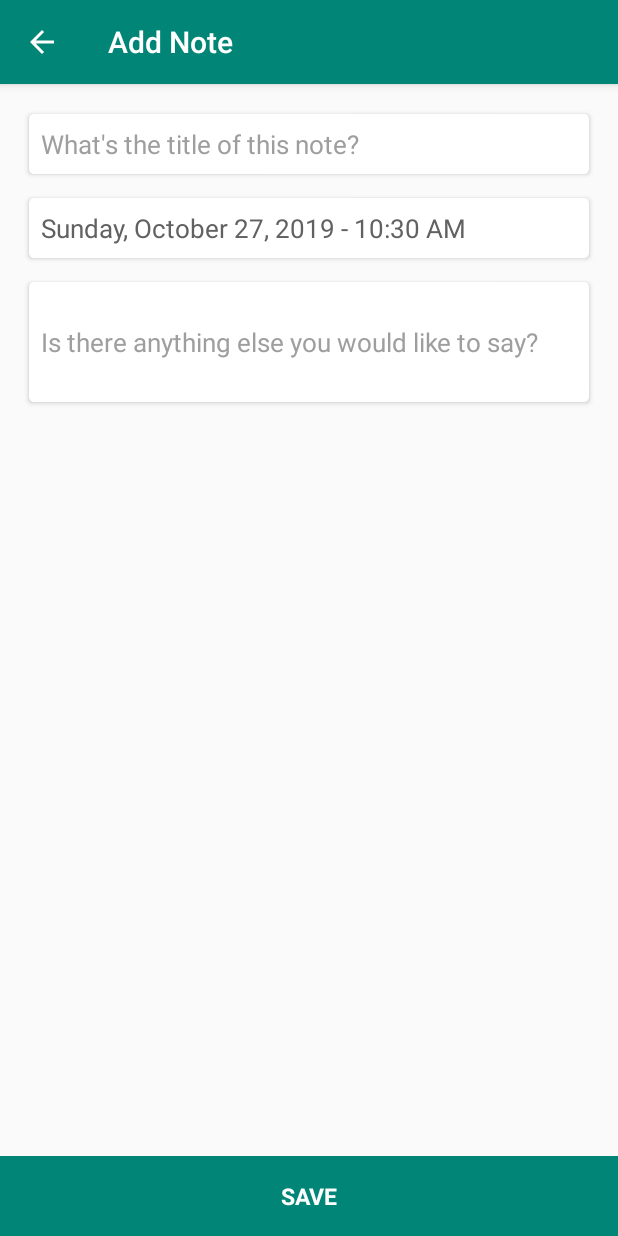
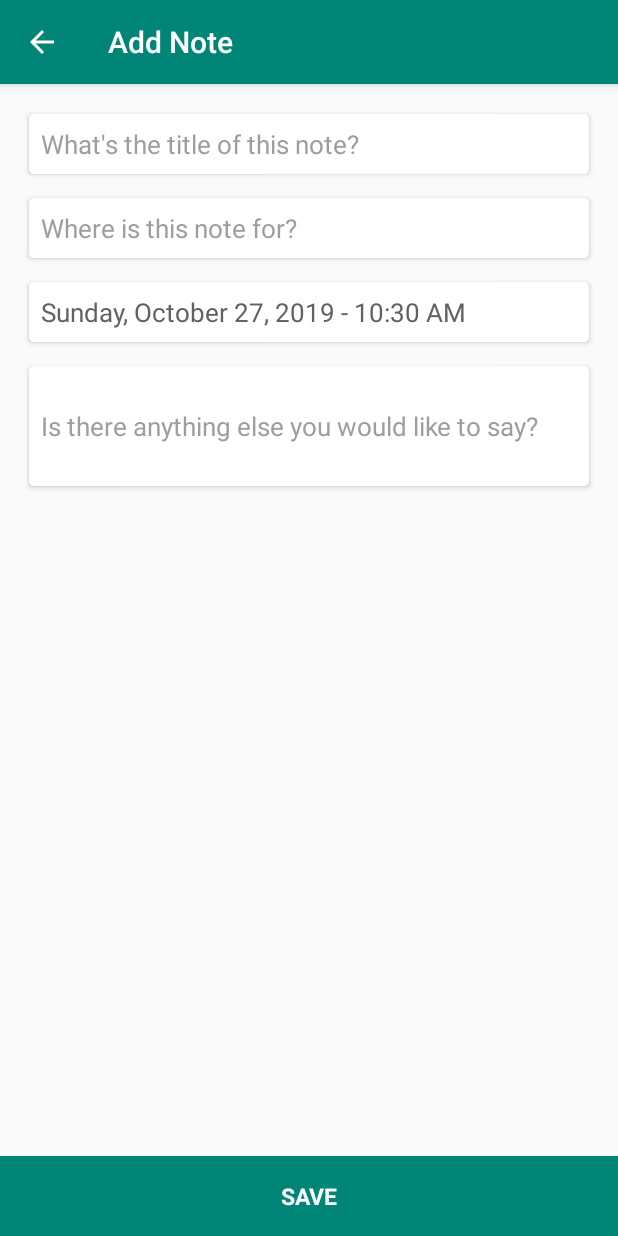
Before and after one commit to Gear61/Travel-Buddy, an Android app: the AddNoteActivity screen opened directly, with no data from a screen before it, on a phone screen of 412 x 824 dp. Run offline under Robolectric (Android 15) with nearby library versions, the phone set to English and light mode, and no system bars; our stand-ins replace ButterKnife.

Commit message:
Location picker shell

```diff
--- a/app/src/main/java/com/randomappsinc/travelbuddy/addnote/AddNoteActivity.java
+++ b/app/src/main/java/com/randomappsinc/travelbuddy/addnote/AddNoteActivity.java
@@ -40,7 +40,12 @@ public class AddNoteActivity extends StandardActivity implements DateTimeAdder.L
         dateTimeText.setText(TimeUtil.getDefaultTimeText(chosenTime, timeZone));
     }
 
-    @OnClick(R.id.date_text)
+    @OnClick(R.id.add_location_section)
+    public void selectLocation() {
+        // TODO: Open the location picker activity here!!!
+    }
+
+    @OnClick(R.id.date_picker_section)
     public void selectDate() {
         dateTimeAdder.show(chosenTime);
     }
@@ -49,6 +54,7 @@ public class AddNoteActivity extends StandardActivity implements DateTimeAdder.L
     public void onDateTimeChosen(long timeChosen) {
         chosenTime = timeChosen;
         dateTimeText.setText(TimeUtil.getDefaultTimeText(chosenTime, timeZone));
+        UIUtil.showShortToast(R.string.time_set_success, this);
     }
 
     @OnClick(R.id.save)
--- a/app/src/main/res/layout/add_note_activity.xml
+++ b/app/src/main/res/layout/add_note_activity.xml
@@ -43,6 +43,18 @@
             </androidx.cardview.widget.CardView>
 
             <androidx.cardview.widget.CardView
+                android:id="@+id/add_location_section"
+                android:layout_marginTop="8dp"
+                style="@style/card_view">
+
+                <TextView
+                    android:id="@+id/location_text"
+                    android:hint="@string/note_location_hint"
+                    style="@style/form_input"
+                    />
+            </androidx.cardview.widget.CardView>
+
+            <androidx.cardview.widget.CardView
                 android:id="@+id/date_picker_section"
                 android:layout_marginTop="8dp"
                 style="@style/card_view">
@@ -54,7 +66,6 @@
             </androidx.cardview.widget.CardView>
 
             <androidx.cardview.widget.CardView
-                android:id="@+id/note_description_section"
                 android:layout_marginTop="8dp"
                 style="@style/card_view"
                 >
--- a/app/src/main/res/values/add_note_strings.xml
+++ b/app/src/main/res/values/add_note_strings.xml
@@ -4,7 +4,9 @@
     <string name="save">Save</string>
 
     <string name="note_title_hint">What\'s the title of this note?</string>
+    <string name="note_location_hint">Where is this note for?</string>
     <string name="note_description_hint">Is there anything else you would like to say?</string>
 
+    <string name="time_set_success">Successfully updated the time!</string>
     <string name="empty_title_error">Please enter in a title.</string>
 </resources>
```
Also changed, not shown: app/src/main/AndroidManifest.xml (+13 -1 lines), app/src/main/java/com/randomappsinc/travelbuddy/home/NotesAdapter.java (+7 -0 lines), app/src/main/java/com/randomappsinc/travelbuddy/location/LocationPickerActivity.java (added, +189 -0 lines), app/src/main/res/layout/note_cell.xml (+18 -1 lines).
